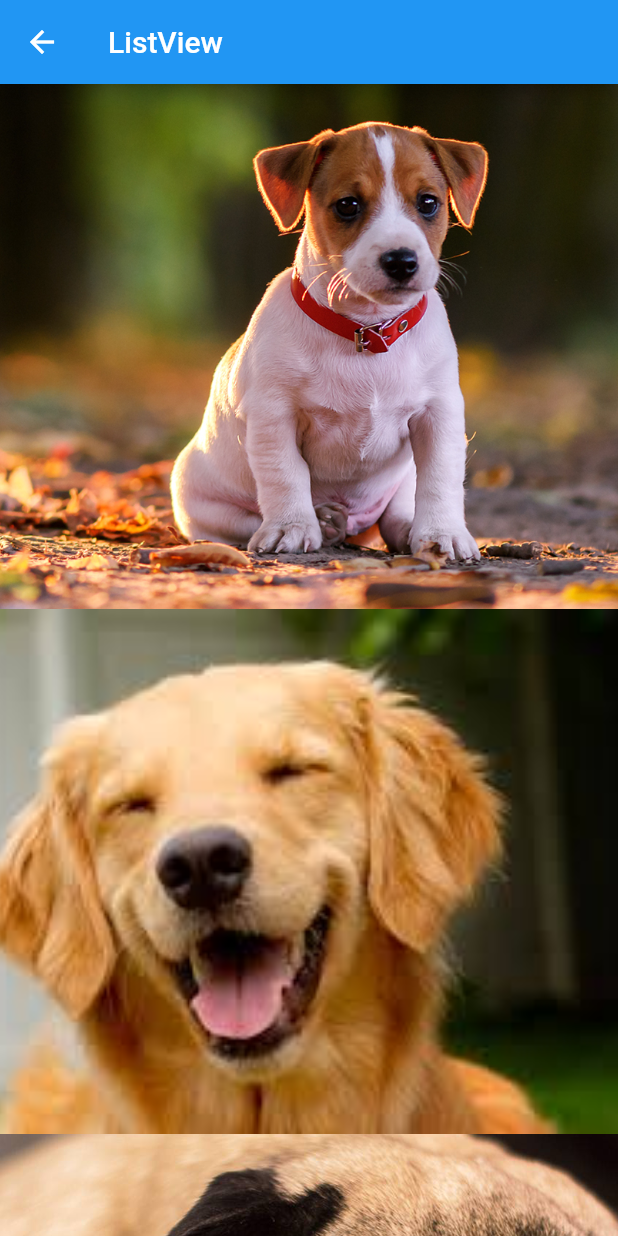
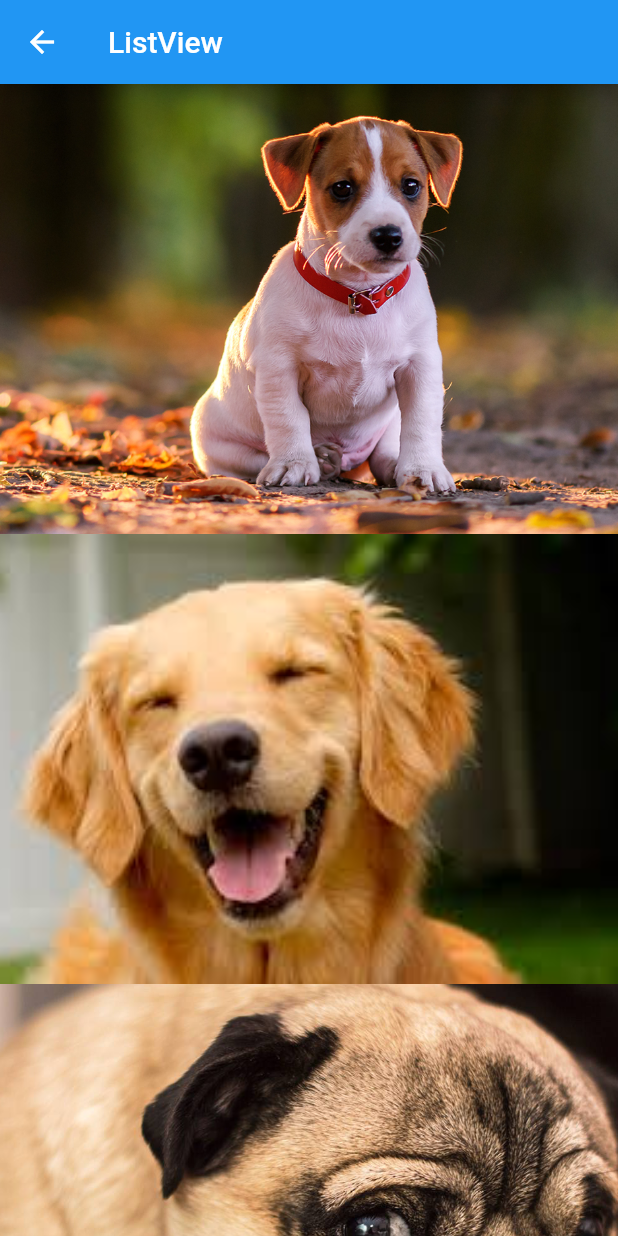
Before and after one commit to tharlesamaro/flutter-estudo-basico-sobre-layout, a Flutter app: the HelloListView screen opened directly, on a phone screen of 412 x 824 dp. Run offline on Flutter 3.47's test engine with Material 2 defaults, Android fonts, the phone set to English and light mode, and no system bars.

```diff
--- a/lib/pages/hello_listview.dart
+++ b/lib/pages/hello_listview.dart
@@ -12,24 +12,27 @@ class HelloListView extends StatelessWidget {
   }
 
   _body() {
-    return ListView(
-      itemExtent: 350,
-      children: <Widget>[
+    List<Widget> images = [
       _img("assets/images/dog1.png"),
       _img("assets/images/dog2.png"),
       _img("assets/images/dog3.png"),
       _img("assets/images/dog4.png"),
       _img("assets/images/dog5.png"),
-      ],
+    ];
+
+    return ListView.builder(
+      itemCount: images.length,
+      itemExtent: 300,
+      itemBuilder: (context, index) {
+        return images[index];
+      },
     );
   }
 
   _img(String img) {
-    return Container(
-      child: Image.asset(
+    return Image.asset(
       img,
       fit: BoxFit.cover,
-      ),
     );
   }
 }
```
Lines whose indentation alone changed are shown as unchanged.
